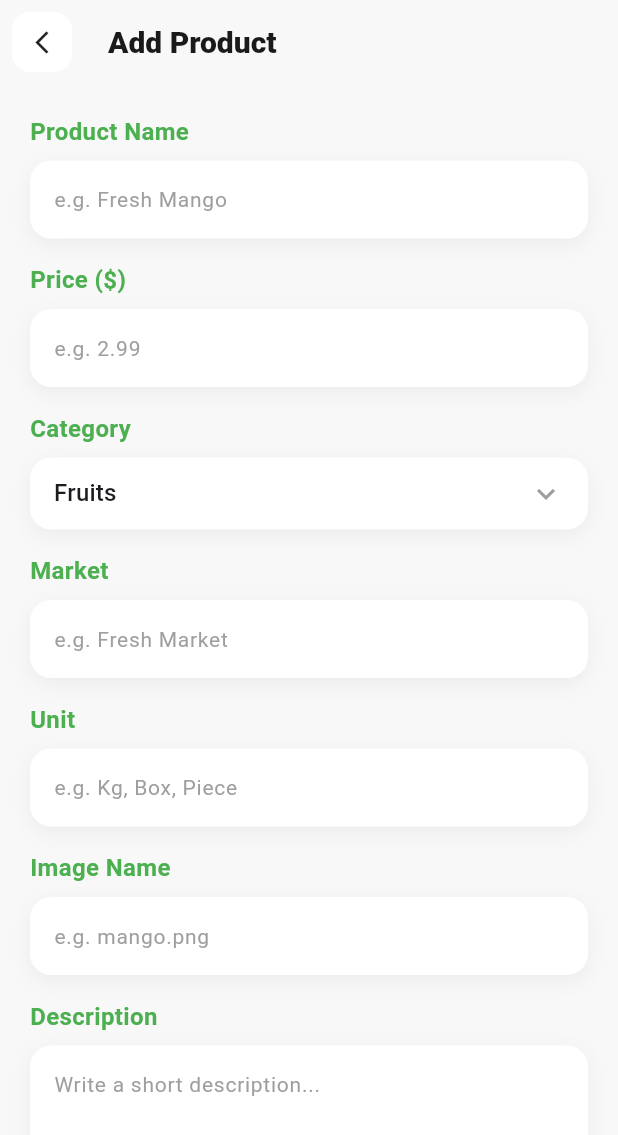
After one commit to MariamElbeshbeeshy/Smart-Kitchen, a Flutter app: the AddProductView screen opened directly, on a phone screen of 412 x 824 dp. The commit adds this screen. Shown: the top 1135 px of the screen. Run offline on Flutter 3.47's test engine with Material 3 defaults, Android fonts, the phone set to English and light mode, and no system bars; our stand-ins replace bloc, cloud_firestore, firebase_core, flutter_bloc, hive, hive_flutter; accounts and stored records are empty.

Commit message:
feat: update marketplace images and add product view - Replace Organic Strawberries.png with Organic Strawberries.jfif - Add bakery.jfif image - Implement AddProductView for adding new products - Enhance MarketplaceView with a floating action button to navigate to AddProductView - Minor UI adjustments in MarketplaceCard and MarketplaceGrid

```diff
--- a/lib/services/marketplace_service.dart
+++ b/lib/services/marketplace_service.dart
@@ -105,7 +105,7 @@ class MarketplaceService {
         "price": 4.29,
         "rating": 4.8,
         "category": "Fruits",
-        "imageName": "Organic Strawberries.png",
+        "imageName": "Strawberries.jfif",
         "description": "Certified organic strawberries grown without pesticides. Sweet, juicy, and perfect for desserts or smoothies.",
         "market": "Fresh Market",
         "unit": "Box",
--- /dev/null
+++ b/lib/views/marketplace/add_product_view.dart
@@ -0,0 +1,296 @@
+import 'package:flutter/material.dart';
+import 'package:smart_kitchen/helper/constants.dart';
+import 'package:smart_kitchen/models/marketplace_product.dart';
+import 'package:smart_kitchen/services/marketplace_service.dart';
+
+class AddProductView extends StatefulWidget {
+  const AddProductView({super.key});
+
+  @override
+  State<AddProductView> createState() => _AddProductViewState();
+}
+
+class _AddProductViewState extends State<AddProductView> {
+  final _formKey = GlobalKey<FormState>();
+  final _nameController = TextEditingController();
+  final _priceController = TextEditingController();
+  final _descriptionController = TextEditingController();
+  final _marketController = TextEditingController();
+  final _unitController = TextEditingController();
+  final _imageNameController = TextEditingController();
+
+  String _selectedCategory = "Fruits";
+  bool _isLoading = false;
+
+  final List<String> _categories = [
+    "Fruits",
+    "Vegetables",
+    "Dairy",
+    "Drinks",
+  ];
+
+  @override
+  void dispose() {
+    _nameController.dispose();
+    _priceController.dispose();
+    _descriptionController.dispose();
+    _marketController.dispose();
+    _unitController.dispose();
+    _imageNameController.dispose();
+    super.dispose();
+  }
+
+  Future<void> _submit() async {
+    if (!_formKey.currentState!.validate()) return;
+
+    setState(() => _isLoading = true);
+
+    try {
+      final product = MarketplaceProduct(
+        id: '',
+        name: _nameController.text.trim(),
+        price: double.parse(_priceController.text.trim()),
+        category: _selectedCategory,
+        rating: 0.0,
+        reviews: 0,
+        market: _marketController.text.trim(),
+        description: _descriptionController.text.trim(),
+        stock: 0,
+        unit: _unitController.text.trim(),
+        imageName: _imageNameController.text.trim(),
+      );
+
+      await MarketplaceService().addProduct(product);
+
+      if (mounted) {
+        ScaffoldMessenger.of(context).showSnackBar(
+          const SnackBar(
+            content: Text("Product added successfully!"),
+            backgroundColor: kPrimaryColor,
+          ),
+        );
+        Navigator.pop(context);
+      }
+    } catch (e) {
+      if (mounted) {
+        ScaffoldMessenger.of(context).showSnackBar(
+          SnackBar(
+            content: Text("Error: $e"),
+            backgroundColor: Colors.red,
+          ),
+        );
+      }
+    } finally {
+      setState(() => _isLoading = false);
+    }
+  }
+
+  @override
+  Widget build(BuildContext context) {
+    return Scaffold(
+      backgroundColor: const Color(0xffF8F8F8),
+  appBar: AppBar(
+  backgroundColor: const Color(0xffF8F8F8), // ← نفس لون الـ body
+  elevation: 0,
+  leading: GestureDetector(
+    onTap: () => Navigator.pop(context),
+    child: Container(
+      margin: const EdgeInsets.all(8),
+      decoration: BoxDecoration(
+        color: Colors.white,
+        borderRadius: BorderRadius.circular(12),
+      ),
+      child: const Icon(Icons.arrow_back_ios_new, size: 18, color: Colors.black87),
+    ),
+  ),
+  title: const Text(
+    "Add Product",
+    style: TextStyle(
+      fontSize: 20,
+      fontWeight: FontWeight.w800,
+      color: Color(0xff1A1A1A),
+    ),
+  ),
+),
+
+      body: SingleChildScrollView(
+        padding: const EdgeInsets.all(20),
+        child: Form(
+          key: _formKey,
+          child: Column(
+            crossAxisAlignment: CrossAxisAlignment.start,
+            children: [
+
+              // Product Name
+              _buildLabel("Product Name"),
+              _buildTextField(
+                controller: _nameController,
+                hint: "e.g. Fresh Mango",
+                validator: (v) => v!.isEmpty ? "Required" : null,
+              ),
+
+              const SizedBox(height: 16),
+
+              // Price
+              _buildLabel("Price (\$)"),
+              _buildTextField(
+                controller: _priceController,
+                hint: "e.g. 2.99",
+                keyboardType: TextInputType.number,
+                validator: (v) {
+                  if (v!.isEmpty) return "Required";
+                  if (double.tryParse(v) == null) return "Enter a valid number";
+                  return null;
+                },
+              ),
+
+              const SizedBox(height: 16),
+
+              // Category
+              _buildLabel("Category"),
+              Container(
+                padding: const EdgeInsets.symmetric(horizontal: 16),
+                decoration: BoxDecoration(
+                  color: Colors.white,
+                  borderRadius: BorderRadius.circular(14),
+                  boxShadow: [
+                    BoxShadow(
+                      color: Colors.black.withValues(alpha: .05),
+                      blurRadius: 10,
+                      offset: const Offset(0, 4),
+                    ),
+                  ],
+                ),
+                child: DropdownButtonHideUnderline(
+                  child: DropdownButton<String>(
+                    value: _selectedCategory,
+                    isExpanded: true,
+                    icon: const Icon(Icons.keyboard_arrow_down, color: Colors.grey),
+                    items: _categories.map((cat) {
+                      return DropdownMenuItem(value: cat, child: Text(cat));
+                    }).toList(),
+                    onChanged: (val) => setState(() => _selectedCategory = val!),
+                  ),
+                ),
+              ),
+
+              const SizedBox(height: 16),
+
+              // Market
+              _buildLabel("Market"),
+              _buildTextField(
+                controller: _marketController,
+                hint: "e.g. Fresh Market",
+              ),
+
+              const SizedBox(height: 16),
+
+              // Unit
+              _buildLabel("Unit"),
+              _buildTextField(
+                controller: _unitController,
+                hint: "e.g. Kg, Box, Piece",
+              ),
+
+              const SizedBox(height: 16),
+
+              // Image Name
+              _buildLabel("Image Name"),
+              _buildTextField(
+                controller: _imageNameController,
+                hint: "e.g. mango.png",
+              ),
+
+              const SizedBox(height: 16),
+
+              // Description
+              _buildLabel("Description"),
+              _buildTextField(
+                controller: _descriptionController,
+                hint: "Write a short description...",
+                maxLines: 4,
+              ),
+
+              const SizedBox(height: 32),
+
+              // Submit Button
+              GestureDetector(
+                onTap: _isLoading ? null : _submit,
+                child: Container(
+                  width: double.infinity,
+                  height: 56,
+                  decoration: BoxDecoration(
+                    color: kPrimaryColor,
+                    borderRadius: BorderRadius.circular(16),
+                  ),
+                  child: Center(
+                    child: _isLoading
+                        ? const CircularProgressIndicator(color: Colors.white)
+                        : const Text(
+                            "Add Product",
+                            style: TextStyle(
+                              color: Colors.white,
+                              fontSize: 17,
+                              fontWeight: FontWeight.w700,
+                            ),
+                          ),
+                  ),
+                ),
+              ),
+
+              const SizedBox(height: 20),
+            ],
+          ),
+        ),
+      ),
+    );
+  }
+
+  Widget _buildLabel(String text) {
+    return Padding(
+      padding: const EdgeInsets.only(bottom: 8),
+      child: Text(
+        text,
+        style: const TextStyle(
+          fontSize: 16,
+          fontWeight: FontWeight.w700,
+          color: kPrimaryColor,
+        ),
+      ),
+    );
+  }
+
+  Widget _buildTextField({
+    required TextEditingController controller,
+    required String hint,
+    TextInputType keyboardType = TextInputType.text,
+    String? Function(String?)? validator,
+    int maxLines = 1,
+  }) {
+    return Container(
+      decoration: BoxDecoration(
+        color: Colors.white,
+        borderRadius: BorderRadius.circular(14),
+        boxShadow: [
+          BoxShadow(
+            color: Colors.black.withValues(alpha: .05),
+            blurRadius: 10,
+            offset: const Offset(0, 4),
+          ),
+        ],
+      ),
+      child: TextFormField(
+        controller: controller,
+        keyboardType: keyboardType,
+        validator: validator,
+        maxLines: maxLines,
+        decoration: InputDecoration(
+          hintText: hint,
+          hintStyle: const TextStyle(color: Colors.grey, fontSize: 14),
+          border: InputBorder.none,
+          contentPadding: const EdgeInsets.symmetric(horizontal: 16, vertical: 14),
+        ),
+      ),
+    );
+  }
+}
--- a/lib/views/marketplace/marketplace_view.dart
+++ b/lib/views/marketplace/marketplace_view.dart
@@ -2,11 +2,13 @@ import 'package:flutter/material.dart';
 import 'package:flutter_bloc/flutter_bloc.dart';
 import 'package:smart_kitchen/cubits/marketplace_cubit/marketplace_cubit.dart';
 import 'package:smart_kitchen/cubits/marketplace_cubit/marketplace_states.dart';
+import 'package:smart_kitchen/helper/constants.dart';
 import 'package:smart_kitchen/widgets/marketplace/marketplace_header.dart';
 import 'package:smart_kitchen/widgets/marketplace/marketplace_search_bar.dart';
 import 'package:smart_kitchen/widgets/marketplace/marketplace_filters.dart';
 import 'package:smart_kitchen/widgets/marketplace/marketplace_grid.dart';
 import 'package:smart_kitchen/views/marketplace/product_details_view.dart';
+import 'package:smart_kitchen/views/marketplace/add_product_view.dart';
 
 class MarketplaceView extends StatefulWidget {
   const MarketplaceView({super.key});
@@ -35,12 +37,26 @@ class _MarketplaceViewState extends State<MarketplaceView> {
   Widget build(BuildContext context) {
     return Scaffold(
       backgroundColor: const Color(0xffF8F8F8),
+
+
+   floatingActionButton: FloatingActionButton(
+  backgroundColor: kPrimaryColor,
+  shape: RoundedRectangleBorder(
+    borderRadius: BorderRadius.circular(20),
+  ),
+  onPressed: () async {
+    await Navigator.push(
+      context,
+      MaterialPageRoute(builder: (_) => const AddProductView()),
+    );
+    context.read<MarketplaceCubit>().loadProducts();
+  },
+  child: const Icon(Icons.add, color: Colors.white, size: 28),
+),
+
       body: SafeArea(
         child: Column(
           children: [
-
-
-
             Expanded(
               child: BlocBuilder<MarketplaceCubit, MarketplaceState>(
                 builder: (context, state) {
@@ -67,9 +83,7 @@ class _MarketplaceViewState extends State<MarketplaceView> {
                           MarketplaceSearchBar(
                             controller: searchController,
                             onChanged: (value) {
-                              context.read<MarketplaceCubit>().searchProducts(
-                                value,
-                              );
+                              context.read<MarketplaceCubit>().searchProducts(value);
                             },
                           ),
 
@@ -85,9 +99,7 @@ class _MarketplaceViewState extends State<MarketplaceView> {
                             ],
                             selectedCategory: state.selectedCategory,
                             onCategorySelected: (category) {
-                              context.read<MarketplaceCubit>().filterProducts(
-                                category,
-                              );
+                              context.read<MarketplaceCubit>().filterProducts(category);
                             },
                           ),
 
@@ -99,8 +111,7 @@ class _MarketplaceViewState extends State<MarketplaceView> {
                               Navigator.push(
                                 context,
                                 MaterialPageRoute(
-                                  builder: (_) =>
-                                      ProductDetailsView(product: product),
+                                  builder: (_) => ProductDetailsView(product: product),
                                 ),
                               );
                             },
--- a/lib/views/pantry/pantry_view.dart
+++ b/lib/views/pantry/pantry_view.dart
@@ -28,7 +28,7 @@ class PantryInventoryScreen extends StatelessWidget {
       body: SingleChildScrollView(
         padding: EdgeInsets.symmetric(horizontal: 20),
         child: BlocBuilder<PantryCubit, PantryState>(
-          builder: (context, state) {
+          builder: (contex, state) {
             if (state is PantryLoadedState) {
               return Column(
                 crossAxisAlignment: CrossAxisAlignment.start,
--- a/lib/widgets/marketplace/marketplace_card.dart
+++ b/lib/widgets/marketplace/marketplace_card.dart
@@ -41,7 +41,6 @@ class _MarketplaceCardState extends State<MarketplaceCard> {
         child: Column(
           crossAxisAlignment: CrossAxisAlignment.start,
           children: [
-
             /// IMAGE
             Expanded(
               flex: 55,
@@ -115,14 +114,13 @@ class _MarketplaceCardState extends State<MarketplaceCard> {
                 child: Column(
                   crossAxisAlignment: CrossAxisAlignment.start,
                   children: [
-
                     Text(
                       widget.product.name,
                       maxLines: 2,
                       overflow: TextOverflow.ellipsis,
                       style: const TextStyle(
                         fontWeight: FontWeight.w700,
-                        fontSize: 17,
+                        fontSize: 15,
                         height: 1.2,
                         color: Color(0xff1A1A1A),
                       ),
@@ -132,8 +130,11 @@ class _MarketplaceCardState extends State<MarketplaceCard> {
 
                     Row(
                       children: [
-                        const Icon(Icons.star_rounded,
-                            color: Colors.amber, size:14),
+                        const Icon(
+                          Icons.star_rounded,
+                          color: Colors.amber,
+                          size: 14,
+                        ),
                         const SizedBox(width: 3),
                         Text(
                           widget.product.rating.toStringAsFixed(1),
@@ -151,13 +152,12 @@ class _MarketplaceCardState extends State<MarketplaceCard> {
                     Row(
                       crossAxisAlignment: CrossAxisAlignment.center,
                       children: [
-
                         Expanded(
                           child: Text(
                             "\$${widget.product.price}",
                             style: const TextStyle(
                               fontWeight: FontWeight.w800,
-                              fontSize: 20,
+                              fontSize: 19,
                               color: Color(0xff2E7D32),
                             ),
                           ),
--- a/lib/widgets/marketplace/marketplace_grid.dart
+++ b/lib/widgets/marketplace/marketplace_grid.dart
@@ -5,13 +5,13 @@ import 'package:smart_kitchen/widgets/marketplace/marketplace_card.dart';
 class MarketplaceGrid extends StatelessWidget {
   final List<MarketplaceProduct> products;
   final Function(MarketplaceProduct) onProductTap;
-  final Function(MarketplaceProduct) onAddToCart; // ← جديد
+  final Function(MarketplaceProduct) onAddToCart;
 
   const MarketplaceGrid({
     super.key,
     required this.products,
     required this.onProductTap,
-    required this.onAddToCart, // ← جديد
+    required this.onAddToCart,
   });
 
   @override
@@ -44,7 +44,7 @@ class MarketplaceGrid extends StatelessWidget {
         return MarketplaceCard(
           product: product,
           onTap: () => onProductTap(product),
-          onAddToCart: () => onAddToCart(product), // ← جديد
+          onAddToCart: () => onAddToCart(product),
         );
       },
     );
```
Also changed, not shown: assets/images/marketplace/Organic Strawberries.png (deleted), lib/widgets/marketplace/details_appbar.dart (deleted), 2 other files.
